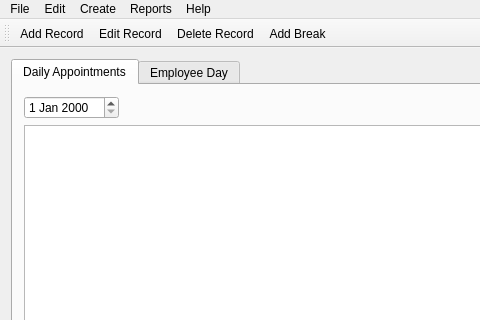
Above: mainwindow.ui from pliniofpa/Profiles_Project before the change; both pictures show x 0 to 480 and y 0 to 320 of the 983 by 470 pixel window. Below: the same form after it.
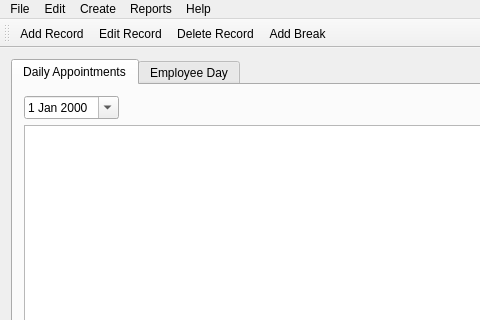
That is the form after the change. The open tabs and pages were chosen to show the change. Icons and pictures are not drawn.

What changed in the file:
```diff
--- a/mainwindow.ui
+++ b/mainwindow.ui
@@ -33,7 +33,11 @@
          <widget class="QTableWidget" name="daily_appt_tableWidget"/>
         </item>
         <item row="0" column="1" alignment="Qt::AlignLeft">
-         <widget class="QDateEdit" name="dateEdit"/>
+         <widget class="QDateEdit" name="daily_appt_date_dateEdit">
+          <property name="calendarPopup">
+           <bool>true</bool>
+          </property>
+         </widget>
         </item>
        </layout>
       </widget>
```
Left out of the diff: 4 changed lines with no effect on the pictures.
